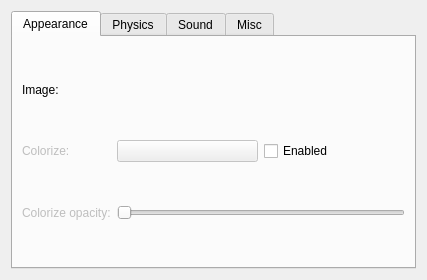
KDE/kdeplasma-addons, file applets/bball/bballConfig.ui: the form before one commit.
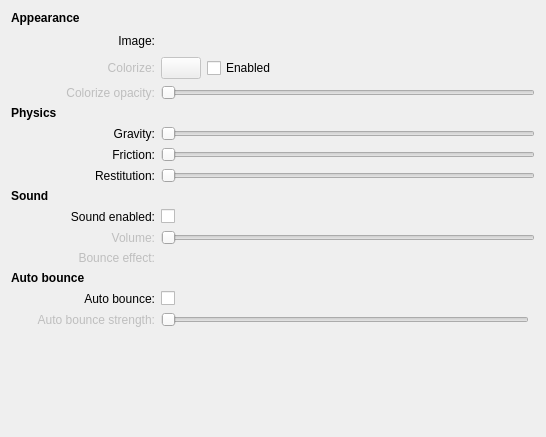
The form after the commit. Custom widgets are drawn as their Qt base class.

Commit message: Killing that tabbed thing.

```diff
--- a/applets/bball/bballConfig.ui
+++ b/applets/bball/bballConfig.ui
@@ -1,38 +1,28 @@
 <ui version="4.0" >
  <class>bballConfig</class>
- <widget class="QWidget" name="bballConfig" >
-  <property name="geometry" >
+ <widget class="QWidget" name="bballConfig">
+  <property name="geometry">
    <rect>
     <x>0</x>
     <y>0</y>
-    <width>427</width>
-    <height>280</height>
+    <width>546</width>
+    <height>437</height>
    </rect>
   </property>
   <property name="windowTitle" >
    <string>Configure BbalL!</string>
   </property>
-  <layout class="QVBoxLayout" >
-   <item>
-    <widget class="KTabWidget" name="tabWidget" >
-     <property name="sizePolicy" >
-      <sizepolicy vsizetype="Minimum" hsizetype="Minimum" >
-       <horstretch>0</horstretch>
-       <verstretch>0</verstretch>
-      </sizepolicy>
+  <layout class="QGridLayout" name="gridLayout">
+   <item row="0" column="0" colspan="3">
+    <widget class="QLabel" name="label_5">
+     <property name="font">
+      <font>
+       <weight>75</weight>
+       <bold>true</bold>
+      </font>
      </property>
-     <property name="currentIndex" >
-      <number>0</number>
-     </property>
-     <widget class="QWidget" name="tab_apper" >
-      <attribute name="title" >
+     <property name="text">
        <string>Appearance</string>
-      </attribute>
-      <layout class="QGridLayout" >
-       <item row="0" column="0" >
-        <widget class="QLabel" name="label_4" >
-         <property name="text" >
-          <string>Image:</string>
          </property>
         </widget>
        </item>
@@ -49,68 +39,73 @@
          </property>
         </widget>
        </item>
-       <item row="1" column="0" >
-        <widget class="QLabel" name="colourizeLabel" >
-         <property name="enabled" >
-          <bool>false</bool>
-         </property>
-         <property name="text" >
-          <string>Colorize:</string>
-         </property>
-        </widget>
-       </item>
-       <item row="1" column="1" >
-        <layout class="QHBoxLayout" >
+   <item row="2" column="2" colspan="2">
+    <layout class="QHBoxLayout">
          <item>
-          <widget class="KColorButton" name="colourize" >
-           <property name="enabled" >
+      <widget class="KColorButton" name="colourize">
+       <property name="enabled">
             <bool>false</bool>
            </property>
           </widget>
          </item>
          <item>
-          <widget class="QCheckBox" name="colourizeEnabled" >
-           <property name="text" >
+      <widget class="QCheckBox" name="colourizeEnabled">
+       <property name="text">
             <string>Enabled</string>
            </property>
           </widget>
          </item>
-        </layout>
-       </item>
-       <item row="2" column="0" >
-        <widget class="QLabel" name="colourizeOpacityLabel" >
-         <property name="enabled" >
+     <item>
+      <spacer name="horizontalSpacer_2">
+       <property name="orientation">
+        <enum>Qt::Horizontal</enum>
+       </property>
+       <property name="sizeHint" stdset="0">
+        <size>
+         <width>40</width>
+         <height>20</height>
+        </size>
+       </property>
+      </spacer>
+     </item>
+    </layout>
+   </item>
+   <item row="3" column="1">
+    <widget class="QLabel" name="colourizeOpacityLabel">
+     <property name="enabled">
           <bool>false</bool>
          </property>
          <property name="text" >
           <string>Colorize opacity:</string>
          </property>
-        </widget>
-       </item>
-       <item row="2" column="1" >
-        <widget class="QSlider" name="colourizeOpacitySlider" >
-         <property name="orientation" >
+     <property name="alignment">
+      <set>Qt::AlignRight|Qt::AlignTrailing|Qt::AlignVCenter</set>
+     </property>
+    </widget>
+   </item>
+   <item row="3" column="2" colspan="2">
+    <widget class="QSlider" name="colourizeOpacitySlider">
+     <property name="orientation">
           <enum>Qt::Horizontal</enum>
          </property>
         </widget>
        </item>
-      </layout>
-     </widget>
-     <widget class="QWidget" name="tab_phys" >
-      <attribute name="title" >
+   <item row="4" column="0" colspan="3">
+    <widget class="QLabel" name="label_6">
+     <property name="font">
+      <font>
+       <weight>75</weight>
+       <bold>true</bold>
+      </font>
+     </property>
+     <property name="text">
        <string>Physics</string>
-      </attribute>
-      <layout class="QGridLayout" >
-       <item row="0" column="0" >
-        <widget class="QLabel" name="label" >
-         <property name="text" >
-          <string>Gravity:</string>
          </property>
         </widget>
        </item>
-       <item row="0" column="1" >
-        <widget class="QSlider" name="gravity" >
-         <property name="maximum" >
+   <item row="5" column="2" colspan="2">
+    <widget class="QSlider" name="gravity">
+     <property name="maximum">
           <number>500</number>
          </property>
          <property name="orientation" >
@@ -118,16 +113,9 @@
          </property>
         </widget>
        </item>
-       <item row="1" column="0" >
-        <widget class="QLabel" name="label_2" >
-         <property name="text" >
-          <string>Friction:</string>
-         </property>
-        </widget>
-       </item>
-       <item row="1" column="1" >
-        <widget class="QSlider" name="friction" >
-         <property name="maximum" >
+   <item row="6" column="2" colspan="2">
+    <widget class="QSlider" name="friction">
+     <property name="maximum">
           <number>30</number>
          </property>
          <property name="orientation" >
@@ -135,16 +123,9 @@
          </property>
         </widget>
        </item>
-       <item row="2" column="0" >
-        <widget class="QLabel" name="label_3" >
-         <property name="text" >
-          <string>Restitution:</string>
-         </property>
-        </widget>
-       </item>
-       <item row="2" column="1" >
-        <widget class="QSlider" name="resitution" >
-         <property name="maximum" >
+   <item row="7" column="2" colspan="2">
+    <widget class="QSlider" name="resitution">
+     <property name="maximum">
           <number>100</number>
          </property>
          <property name="orientation" >
@@ -152,60 +133,49 @@
          </property>
         </widget>
        </item>
-      </layout>
-     </widget>
-     <widget class="QWidget" name="tab" >
-      <attribute name="title" >
-       <string>Sound</string>
-      </attribute>
-      <layout class="QGridLayout" >
-       <item row="1" column="0" >
-        <widget class="QLabel" name="label_7" >
-         <property name="text" >
+   <item row="10" column="1">
+    <widget class="QLabel" name="label_7">
+     <property name="text">
           <string>Sound enabled:</string>
          </property>
-        </widget>
-       </item>
-       <item row="1" column="1" >
-        <widget class="QCheckBox" name="soundEnabled" >
-         <property name="text" >
+     <property name="alignment">
+      <set>Qt::AlignRight|Qt::AlignTrailing|Qt::AlignVCenter</set>
+     </property>
+    </widget>
+   </item>
+   <item row="10" column="2">
+    <widget class="QCheckBox" name="soundEnabled">
+     <property name="text">
           <string/>
          </property>
         </widget>
        </item>
-       <item row="2" column="0" >
-        <widget class="QLabel" name="soundVolumeLabel" >
-         <property name="enabled" >
+   <item row="11" column="2" colspan="2">
+    <widget class="QSlider" name="soundVolume">
+     <property name="enabled">
           <bool>false</bool>
          </property>
-         <property name="text" >
-          <string>Volume:</string>
-         </property>
-        </widget>
-       </item>
-       <item row="2" column="1" >
-        <widget class="QSlider" name="soundVolume" >
-         <property name="enabled" >
-          <bool>false</bool>
-         </property>
-         <property name="orientation" >
+     <property name="orientation">
           <enum>Qt::Horizontal</enum>
          </property>
         </widget>
        </item>
-       <item row="3" column="0" >
-        <widget class="QLabel" name="soundFileLabel" >
-         <property name="enabled" >
+   <item row="12" column="1">
+    <widget class="QLabel" name="soundFileLabel">
+     <property name="enabled">
           <bool>false</bool>
          </property>
          <property name="text" >
           <string>Bounce effect:</string>
          </property>
-        </widget>
-       </item>
-       <item row="3" column="1" >
-        <widget class="KUrlRequester" name="soundFile" >
-         <property name="enabled" >
+     <property name="alignment">
+      <set>Qt::AlignRight|Qt::AlignTrailing|Qt::AlignVCenter</set>
+     </property>
+    </widget>
+   </item>
+   <item row="12" column="2" colspan="2">
+    <widget class="KUrlRequester" name="soundFile">
+     <property name="enabled">
           <bool>false</bool>
          </property>
          <property name="sizePolicy" >
@@ -216,40 +186,160 @@
          </property>
         </widget>
        </item>
-      </layout>
-     </widget>
-     <widget class="QWidget" name="tab_2" >
-      <attribute name="title" >
-       <string>Misc</string>
-      </attribute>
-      <layout class="QGridLayout" >
-       <item row="0" column="0" >
-        <widget class="QLabel" name="label_10" >
-         <property name="text" >
+   <item row="13" column="0" colspan="2">
+    <widget class="QLabel" name="label_9">
+     <property name="font">
+      <font>
+       <weight>75</weight>
+       <bold>true</bold>
+      </font>
+     </property>
+     <property name="text">
+      <string>Auto bounce</string>
+     </property>
+    </widget>
+   </item>
+   <item row="18" column="2">
+    <spacer name="verticalSpacer">
+     <property name="orientation">
+      <enum>Qt::Vertical</enum>
+     </property>
+     <property name="sizeHint" stdset="0">
+      <size>
+       <width>361</width>
+       <height>40</height>
+      </size>
+     </property>
+    </spacer>
+   </item>
+   <item row="1" column="1">
+    <widget class="QLabel" name="label_4">
+     <property name="text">
+      <string>Image:</string>
+     </property>
+     <property name="alignment">
+      <set>Qt::AlignRight|Qt::AlignTrailing|Qt::AlignVCenter</set>
+     </property>
+    </widget>
+   </item>
+   <item row="2" column="1">
+    <widget class="QLabel" name="colourizeLabel">
+     <property name="enabled">
+      <bool>false</bool>
+     </property>
+     <property name="text">
+      <string>Colorize:</string>
+     </property>
+     <property name="alignment">
+      <set>Qt::AlignRight|Qt::AlignTrailing|Qt::AlignVCenter</set>
+     </property>
+    </widget>
+   </item>
+   <item row="5" column="1">
+    <widget class="QLabel" name="label">
+     <property name="text">
+      <string>Gravity:</string>
+     </property>
+     <property name="alignment">
+      <set>Qt::AlignRight|Qt::AlignTrailing|Qt::AlignVCenter</set>
+     </property>
+    </widget>
+   </item>
+   <item row="6" column="1">
+    <widget class="QLabel" name="label_2">
+     <property name="text">
+      <string>Friction:</string>
+     </property>
+     <property name="alignment">
+      <set>Qt::AlignRight|Qt::AlignTrailing|Qt::AlignVCenter</set>
+     </property>
+    </widget>
+   </item>
+   <item row="7" column="1">
+    <widget class="QLabel" name="label_3">
+     <property name="text">
+      <string>Restitution:</string>
+     </property>
+     <property name="alignment">
+      <set>Qt::AlignRight|Qt::AlignTrailing|Qt::AlignVCenter</set>
+     </property>
+    </widget>
+   </item>
+   <item row="9" column="0" colspan="3">
+    <widget class="QLabel" name="label_8">
+     <property name="font">
+      <font>
+       <weight>75</weight>
+       <bold>true</bold>
+      </font>
+     </property>
+     <property name="text">
+      <string>Sound</string>
+     </property>
+    </widget>
+   </item>
+   <item row="11" column="1">
+    <widget class="QLabel" name="soundVolumeLabel">
+     <property name="enabled">
+      <bool>false</bool>
+     </property>
+     <property name="text">
+      <string>Volume:</string>
+     </property>
+     <property name="alignment">
+      <set>Qt::AlignRight|Qt::AlignTrailing|Qt::AlignVCenter</set>
+     </property>
+    </widget>
+   </item>
+   <item row="15" column="2">
+    <widget class="QCheckBox" name="autoBounceEnabled">
+     <property name="text">
+      <string/>
+     </property>
+    </widget>
+   </item>
+   <item row="15" column="1">
+    <widget class="QLabel" name="label_10">
+     <property name="text">
           <string>Auto bounce:</string>
          </property>
-        </widget>
-       </item>
-       <item row="0" column="1" >
-        <widget class="QCheckBox" name="autoBounceEnabled" >
-         <property name="text" >
-          <string/>
+     <property name="alignment">
+      <set>Qt::AlignRight|Qt::AlignTrailing|Qt::AlignVCenter</set>
          </property>
         </widget>
        </item>
-       <item row="1" column="0" >
-        <widget class="QLabel" name="autoBounceStrengthLabel" >
-         <property name="enabled" >
+   <item row="17" column="1">
+    <widget class="QLabel" name="autoBounceStrengthLabel">
+     <property name="enabled">
           <bool>false</bool>
          </property>
          <property name="text" >
           <string>Auto bounce strength:</string>
          </property>
-        </widget>
-       </item>
-       <item row="1" column="1" >
-        <widget class="QSlider" name="autoBounceStrength" >
-         <property name="enabled" >
+     <property name="alignment">
+      <set>Qt::AlignRight|Qt::AlignTrailing|Qt::AlignVCenter</set>
+     </property>
+    </widget>
+   </item>
+   <item row="1" column="0">
+    <spacer name="horizontalSpacer">
+     <property name="orientation">
+      <enum>Qt::Horizontal</enum>
+     </property>
+     <property name="sizeType">
+      <enum>QSizePolicy::Fixed</enum>
+     </property>
+     <property name="sizeHint" stdset="0">
+      <size>
+       <width>20</width>
+       <height>20</height>
+      </size>
+     </property>
+    </spacer>
+   </item>
+   <item row="17" column="2">
+    <widget class="QSlider" name="autoBounceStrength">
+     <property name="enabled">
           <bool>false</bool>
          </property>
          <property name="maximum" >
@@ -258,30 +348,20 @@
          <property name="orientation" >
           <enum>Qt::Horizontal</enum>
          </property>
-        </widget>
-       </item>
-      </layout>
-     </widget>
     </widget>
    </item>
   </layout>
  </widget>
  <customwidgets>
-  <customwidget>
-   <class>KColorButton</class>
-   <extends>QPushButton</extends>
-   <header>kcolorbutton.h</header>
-  </customwidget>
   <customwidget>
    <class>KUrlRequester</class>
    <extends>QFrame</extends>
    <header>kurlrequester.h</header>
   </customwidget>
   <customwidget>
-   <class>KTabWidget</class>
-   <extends>QTabWidget</extends>
-   <header>ktabwidget.h</header>
-   <container>1</container>
+   <class>KColorButton</class>
+   <extends>QPushButton</extends>
+   <header>kcolorbutton.h</header>
   </customwidget>
  </customwidgets>
  <resources/>
```
Left out of the diff: 75 changed lines with no effect on the pictures. Lines whose indentation alone changed are shown as unchanged.
